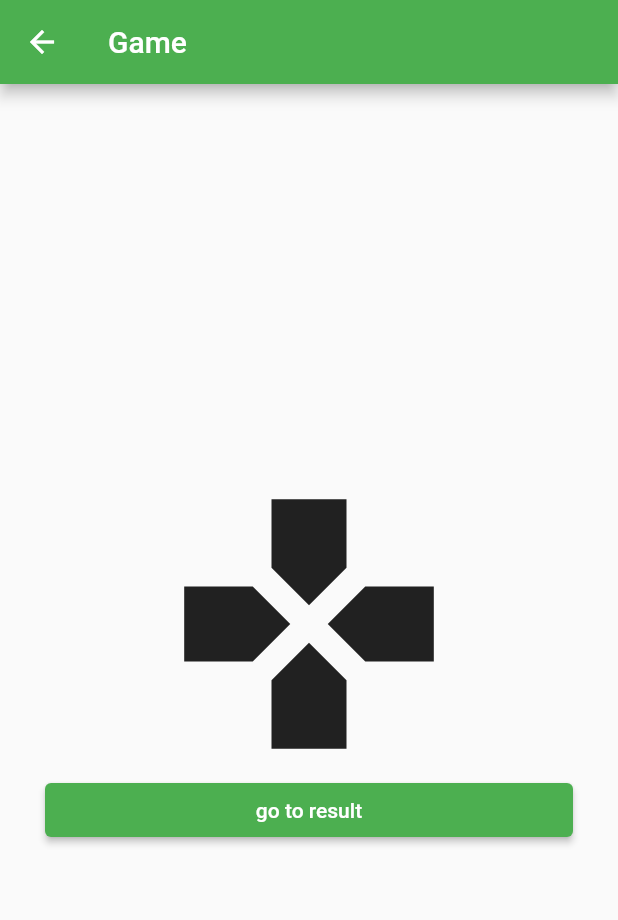
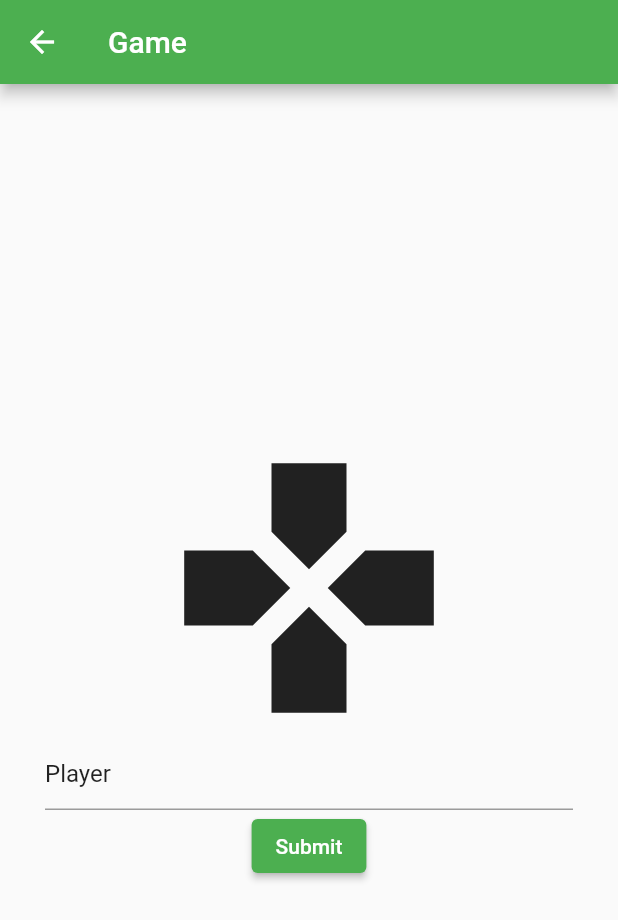
Before and after one commit to fnaoto/sample-flutter-game-with-flame, a Flutter app: the screen it shows after launch, after a tap on "go to game", on a phone screen of 412 x 824 dp. Shown: the top 920 px of the screen. Run offline on Flutter 3.47's test engine with Material 2 defaults, Android fonts, the phone set to English and light mode, and no system bars; our stand-ins replace flutter_riverpod, sqflite; accounts and stored records are empty.

Commit message:
Add player name setting form.

```diff
--- a/lib/presentation/page/game.dart
+++ b/lib/presentation/page/game.dart
@@ -1,10 +1,15 @@
 import 'package:flutter/material.dart';
 import 'package:sample_flutter_game_with_flame/application/block_app_service.dart';
+import 'package:sample_flutter_game_with_flame/presentation/notifier/player_notifier.dart';
 import 'package:sample_flutter_game_with_flame/presentation/page/result.dart';
 
 class GamePage extends ConsumerWidget {
   @override
   Widget build(BuildContext context, WidgetRef ref) {
+    final _formKey = GlobalKey<FormState>();
+    final playerProvider = ref.watch(playerNotifierProvider);
+    String _playerName = "Player";
+
     return Scaffold(
       appBar: AppBar(
         title: const Text('Game'),
@@ -15,14 +20,41 @@ class GamePage extends ConsumerWidget {
           padding: const EdgeInsets.all(30),
           children: <Widget>[
             const Icon(Icons.gamepad, size: 200),
-            ElevatedButton(
-              onPressed: () => Navigator.of(context).push(
-                MaterialPageRoute<void>(
-                  builder: (_) => const ResultPage(),
-                ),
+            Form(
+              key: _formKey,
+              child: Column(
+                crossAxisAlignment: CrossAxisAlignment.center,
+                children: <Widget>[
+                  TextFormField(
+                    initialValue: _playerName,
+                    onChanged: (text) {
+                      _playerName = text;
+                    },
+                    validator: (text) {
+                      if (text == null || text.isEmpty) {
+                        throw Exception("Name is empty");
+                      }
+                      return text;
+                    },
+                  ),
+                  ElevatedButton(
+                    child: const Text('Submit'),
+                    onPressed: () {
+                      if (_playerName.isEmpty) throw Exception("Name is empty");
+                      playerProvider.createPlayer(
+                        name: _playerName,
+                        point: 1,
+                      );
+                      Navigator.of(context).push(
+                        MaterialPageRoute<void>(
+                          builder: (_) => const ResultPage(),
+                        ),
+                      );
+                    },
+                  ),
+                ],
               ),
-              child: const Text("go to result"),
-            )
+            ),
           ],
         ),
       ),
```
